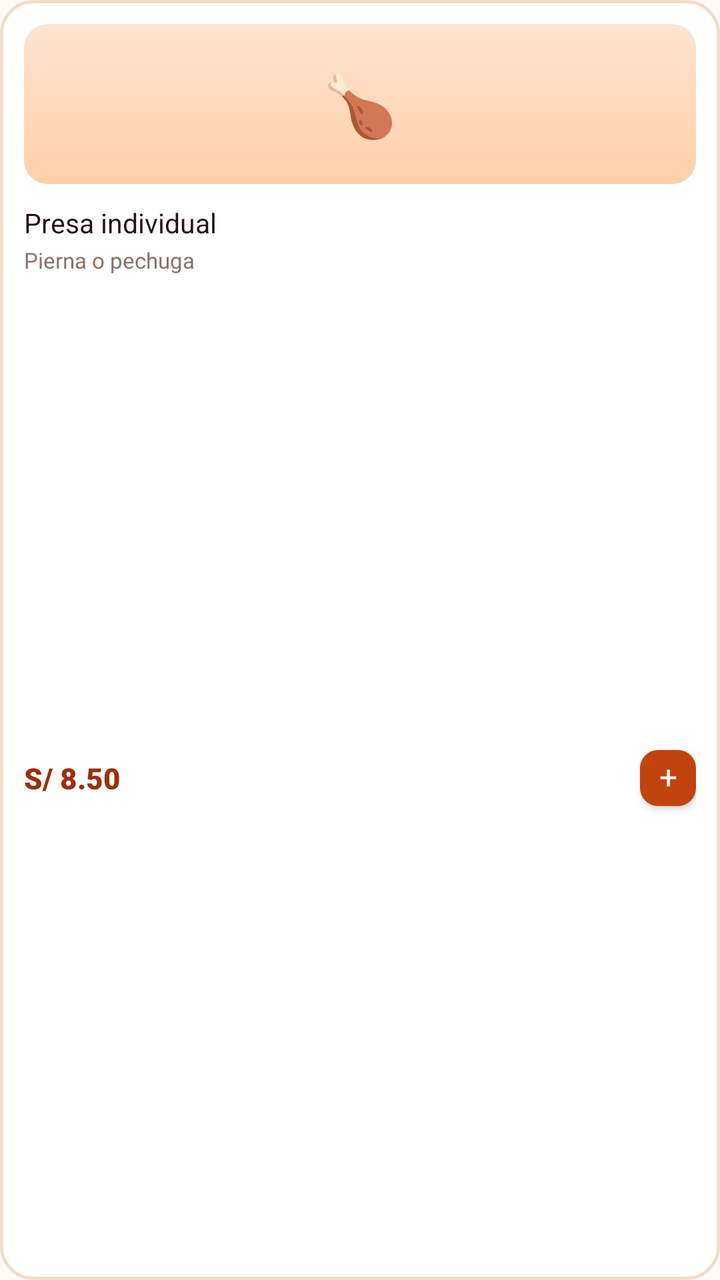
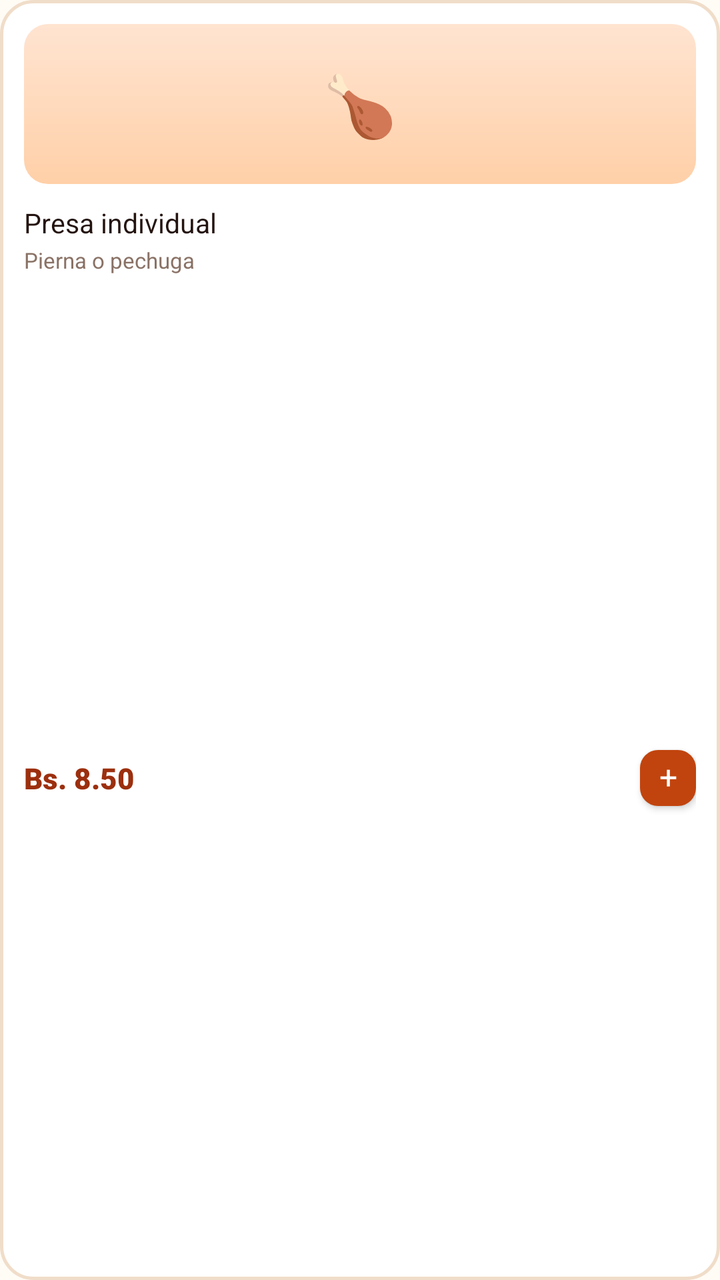

An Android layout rendered at two revisions. The XML below is the earlier revision; the diff shows what the commit changed to produce the second picture.
<!-- AndroidManifest.xml: application theme Theme.Pollogithub -->
<!-- res/layout/item_product_card.xml -->
<?xml version="1.0" encoding="utf-8"?>
<androidx.constraintlayout.widget.ConstraintLayout xmlns:android="http://schemas.android.com/apk/res/android"
    xmlns:app="http://schemas.android.com/apk/res-auto"
    xmlns:tools="http://schemas.android.com/tools"
    android:id="@+id/cardProduct"
    android:layout_width="match_parent"
    android:layout_height="wrap_content"
    android:layout_margin="6dp"
    android:background="@drawable/bg_product_card"
    android:padding="12dp">

    
    <FrameLayout
        android:id="@+id/frameThumb"
        android:layout_width="0dp"
        android:layout_height="80dp"
        android:background="@drawable/bg_thumb_fried"
        app:layout_constraintEnd_toEndOf="parent"
        app:layout_constraintStart_toStartOf="parent"
        app:layout_constraintTop_toTopOf="parent">

        <TextView
            android:id="@+id/tvEmoji"
            android:layout_width="wrap_content"
            android:layout_height="wrap_content"
            android:layout_gravity="center"
            android:text="🍗"
            android:textSize="30sp" />
    </FrameLayout>

    
    <TextView
        android:id="@+id/tvAgotadoTag"
        android:layout_width="wrap_content"
        android:layout_height="wrap_content"
        android:layout_marginStart="6dp"
        android:layout_marginTop="6dp"
        android:background="@drawable/bg_badge_agotado"
        android:fontFamily="sans-serif-black"
        android:paddingHorizontal="8dp"
        android:paddingVertical="3dp"
        android:text="@string/tag_agotado"
        android:textAllCaps="true"
        android:textColor="@color/white"
        android:textSize="9.5sp"
        android:visibility="gone"
        app:layout_constraintStart_toStartOf="@id/frameThumb"
        app:layout_constraintTop_toTopOf="@id/frameThumb"
        tools:visibility="visible" />

    
    <TextView
        android:id="@+id/tvBadgeQty"
        android:layout_width="24dp"
        android:layout_height="24dp"
        android:background="@drawable/bg_badge_qty"
        android:fontFamily="sans-serif-bold"
        android:gravity="center"
        android:text="2"
        android:textColor="@color/white"
        android:textSize="11sp"
        android:translationX="6dp"
        android:translationY="-6dp"
        android:visibility="gone"
        app:layout_constraintEnd_toEndOf="parent"
        app:layout_constraintTop_toTopOf="parent"
        tools:visibility="visible" />

    
    <TextView
        android:id="@+id/tvProductName"
        android:layout_width="0dp"
        android:layout_height="wrap_content"
        android:layout_marginTop="10dp"
        android:fontFamily="sans-serif-bold"
        android:ellipsize="end"
        android:maxLines="1"
        android:text="Presa individual"
        android:textColor="@color/char_900"
        android:textSize="13.5sp"
        app:layout_constraintEnd_toEndOf="parent"
        app:layout_constraintStart_toStartOf="parent"
        app:layout_constraintTop_toBottomOf="@id/frameThumb" />

    
    <TextView
        android:id="@+id/tvProductDesc"
        android:layout_width="0dp"
        android:layout_height="wrap_content"
        android:layout_marginTop="2dp"
        android:fontFamily="sans-serif"
        android:ellipsize="end"
        android:maxLines="1"
        android:text="Pierna o pechuga"
        android:textColor="@color/char_400"
        android:textSize="11sp"
        app:layout_constraintEnd_toEndOf="parent"
        app:layout_constraintStart_toStartOf="parent"
        app:layout_constraintTop_toBottomOf="@id/tvProductName" />

    
    <TextView
        android:id="@+id/tvProductPrice"
        android:layout_width="0dp"
        android:layout_height="wrap_content"
        android:layout_marginTop="12dp"
        android:fontFamily="sans-serif-black"
        android:text="S/ 8.50"
        android:textColor="@color/ember_700"
        android:textSize="14.5sp"
        app:layout_constraintBottom_toBottomOf="parent"
        app:layout_constraintEnd_toStartOf="@id/btnAdd"
        app:layout_constraintStart_toStartOf="parent"
        app:layout_constraintTop_toBottomOf="@id/tvProductDesc" />

    <androidx.appcompat.widget.AppCompatButton
        android:id="@+id/btnAdd"
        android:layout_width="28dp"
        android:layout_height="28dp"
        android:background="@drawable/bg_add_btn"
        android:fontFamily="sans-serif-bold"
        android:includeFontPadding="false"
        android:padding="0dp"
        android:text="+"
        android:textColor="@color/white"
        android:textSize="16sp"
        app:layout_constraintBottom_toBottomOf="@id/tvProductPrice"
        app:layout_constraintEnd_toEndOf="parent"
        app:layout_constraintTop_toTopOf="@id/tvProductPrice" />

</androidx.constraintlayout.widget.ConstraintLayout>
<!-- resources referenced by this layout -->
<resources>
  <color name="char_400">#8A7266</color>
  <color name="char_900">#241410</color>
  <color name="ember_700">#9C2F0E</color>
  <color name="white">#FFFFFFFF</color>
  <!-- drawable bg_add_btn (drawable) -->
  <?xml version="1.0" encoding="utf-8"?>
  <selector xmlns:android="http://schemas.android.com/apk/res/android">
      <item android:state_enabled="false">
          <shape android:shape="rectangle">
              <solid android:color="@color/char_400" />
              <corners android:radius="9dp" />
          </shape>
      </item>
      <item>
          <ripple android:color="#33FFFFFF">
              <item>
                  <shape android:shape="rectangle">
                      <solid android:color="@color/ember_600" />
                      <corners android:radius="9dp" />
                  </shape>
              </item>
          </ripple>
      </item>
  </selector>
  <!-- drawable bg_badge_agotado (drawable) -->
  <?xml version="1.0" encoding="utf-8"?>
  <shape xmlns:android="http://schemas.android.com/apk/res/android"
      android:shape="rectangle">
      <solid android:color="@color/char_900" />
      <corners android:radius="7dp" />
  </shape>
  <!-- drawable bg_badge_qty (drawable) -->
  <?xml version="1.0" encoding="utf-8"?>
  <shape xmlns:android="http://schemas.android.com/apk/res/android"
      android:shape="oval">
      <solid android:color="@color/char_900" />
      <stroke
          android:width="2dp"
          android:color="@color/paper_50" />
  </shape>
  <!-- drawable bg_product_card (drawable) -->
  <?xml version="1.0" encoding="utf-8"?>
  <ripple xmlns:android="http://schemas.android.com/apk/res/android"
      android:color="#1AE8590C">
      <item>
          <shape android:shape="rectangle">
              <solid android:color="@color/white" />
              <stroke
                  android:width="1.5dp"
                  android:color="@color/line_color" />
              <corners android:radius="16dp" />
          </shape>
      </item>
  </ripple>
  <!-- drawable bg_thumb_fried (drawable) -->
  <?xml version="1.0" encoding="utf-8"?>
  <shape xmlns:android="http://schemas.android.com/apk/res/android"
      android:shape="rectangle">
      <gradient
          android:angle="295"
          android:startColor="@color/thumb_fried_start"
          android:endColor="@color/thumb_fried_end" />
      <corners android:radius="12dp" />
  </shape>
  <string name="tag_agotado">Agotado</string>
  <style name="Theme.Pollogithub" parent="Base.Theme.Pollogithub" />
  <color name="ember_600">#C1440E</color>
  <color name="paper_50">#FFFBF5</color>
  <color name="line_color">#F0DDC9</color>
  <color name="thumb_fried_start">#FFE4D1</color>
  <color name="thumb_fried_end">#FFD0A8</color>
  <style name="Base.Theme.Pollogithub" parent="Theme.Material3.DayNight.NoActionBar">
          <item name="android:windowBackground">@color/paper_50</item>
          <item name="android:statusBarColor">@android:color/transparent</item>
          <item name="android:navigationBarColor">@color/white</item>
          <item name="android:windowLightStatusBar">true</item>
          <item name="android:windowLightNavigationBar">true</item>
      </style>
</resources>

<!-- the commit's change to res/layout/item_product_card.xml (unified diff, before → after) -->
@@ -105,7 +105,7 @@
         android:layout_height="wrap_content"
         android:layout_marginTop="12dp"
         android:fontFamily="sans-serif-black"
-        android:text="S/ 8.50"
+        android:text="Bs. 8.50"
         android:textColor="@color/ember_700"
         android:textSize="14.5sp"
         app:layout_constraintBottom_toBottomOf="parent"
